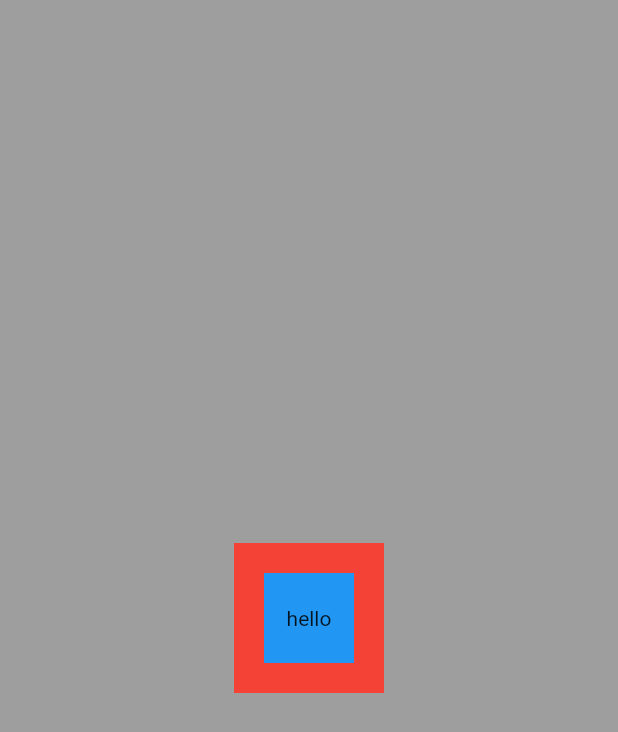
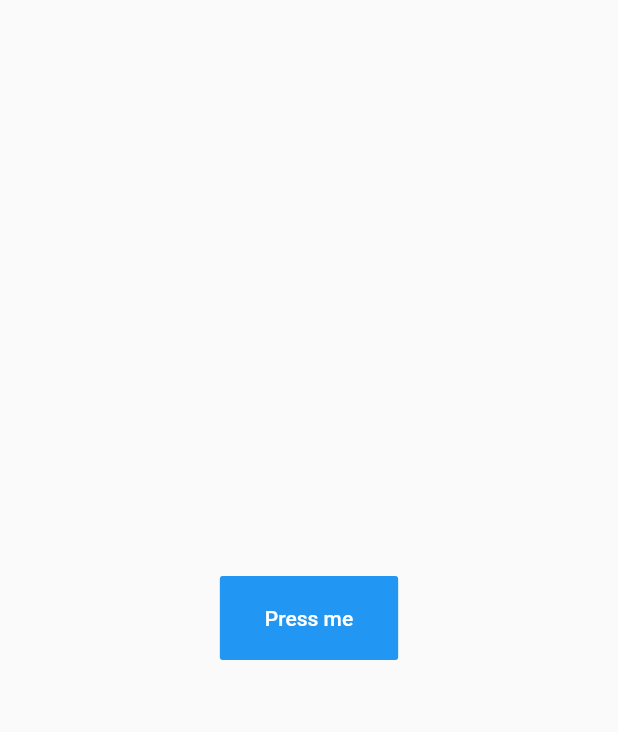
Before and after one commit to AntVill77/pruebaflutter, a Flutter app: the screen it shows after launch, on a phone screen of 412 x 824 dp. Shown: the top 732 px of the screen. Run offline on Flutter 3.47's test engine with Material 2 defaults, Android fonts, the phone set to English and light mode, and no system bars; missing offline and left inert: flutter_emoji.

Commit message:
boton con texto

```diff
--- a/flutter_pueba1/lib/pages/home_page.dart
+++ b/flutter_pueba1/lib/pages/home_page.dart
@@ -1,32 +1,24 @@
 import 'package:flutter/material.dart';
-import 'package:flutter/cupertino.dart';
+import 'package:flutter_emoji/flutter_emoji.dart';
 
 class HomePage extends StatelessWidget {
+  void onPressed(String text) {
+    print("boton presionado");
+  }
+
   @override
   Widget build(BuildContext context) {
     return Scaffold(
-        body: Container(
-      width: double.infinity,
-      height: double.infinity,
-      color: Colors.grey,
-      child: Stack(
-        alignment: Alignment.center,
-        children: [
-          Container(
-            width: 100,
-            height: 100,
-            color: Colors.red,
-          ),
-          Container(
-            width: 60,
-            height: 60,
-            color: Colors.blue,
-          ),
-          Text(
-            "hello",
-          ),
-        ],
+      body: Center(
+        child: FlatButton(
+            onPressed: () => this.onPressed("hola"),
+            padding: EdgeInsets.symmetric(vertical: 20, horizontal: 30),
+            child: Text(
+              "Press me",
+              style: TextStyle(color: Colors.white),
+            ),
+            color: Colors.blue),
       ),
-    ));
+    );
   }
 }
--- a/flutter_pueba1/pubspec.yaml
+++ b/flutter_pueba1/pubspec.yaml
@@ -34,6 +34,8 @@ dependencies:
   # The following adds the Cupertino Icons font to your application.
   # Use with the CupertinoIcons class for iOS style icons.
   cupertino_icons: ^1.0.2
+
+  flutter_emoji: ">= 2.0.0"
 
 dev_dependencies:
   flutter_test:
```
Also changed, not shown: flutter_pueba1/pubspec.lock.
